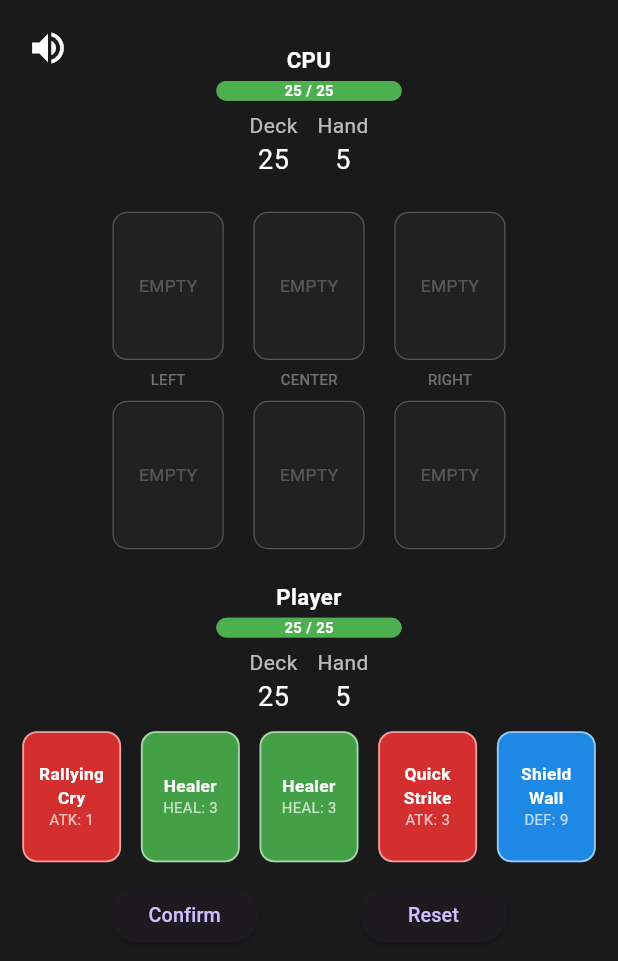
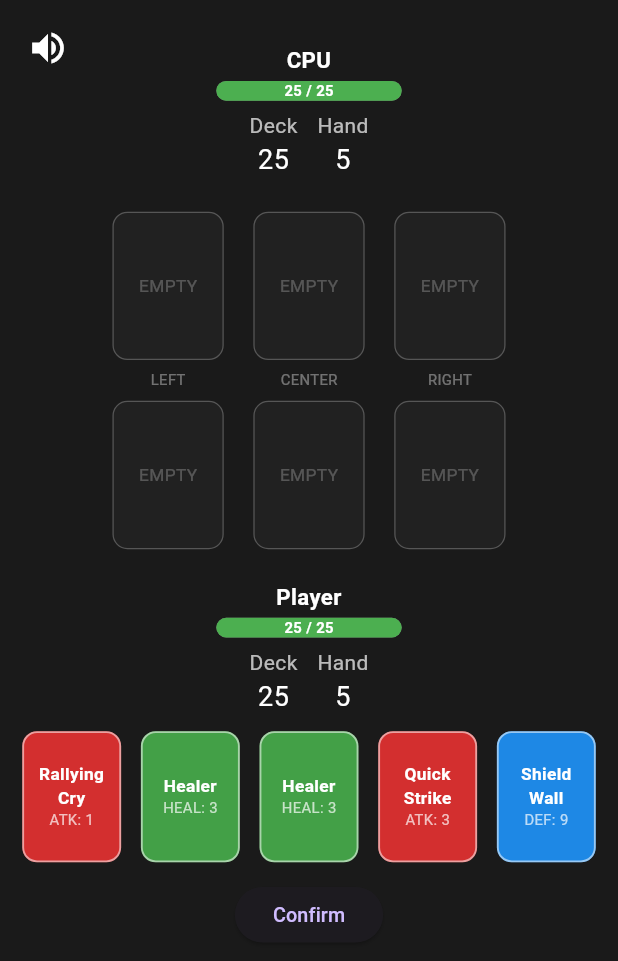
Before and after one commit to gragbag/card_game, a Flutter app: the screen it shows after launch, after a tap on "Start Game", on a phone screen of 412 x 824 dp. Shown: the top 961 px of the screen. Run offline on Flutter 3.47's test engine with Material 3 defaults, Android fonts, the phone set to English and light mode, and no system bars; drawn by our look-alikes of auto_size_text; our stand-ins replace cloud_firestore, firebase_auth, firebase_core; missing offline and left inert: flutter_soloud; accounts and stored records are empty; network calls fail.

Commit message:
fix: singleplayer now works
Made the AI and flow work correctly in singleplayer

Also removed the reset button

```diff
--- a/lib/ui/main_menu.dart
+++ b/lib/ui/main_menu.dart
@@ -38,14 +38,14 @@ class _MainMenuState extends State<MainMenu> {
     final opponentName = _mode == GameMode.singlePlayer ? 'CPU' : 'Player 2';
 
     // Initialize the engine with chosen names
-    widget.engine.initialize(
-      player1Name: playerName,
-      player2Name: opponentName,
-      vsCpuOverride: false,
-    );
 
     if (_mode == GameMode.singlePlayer) {
       // Local game
+      widget.engine.initialize(
+        player1Name: playerName,
+        player2Name: opponentName,
+        vsCpuOverride: true,
+      );
       Navigator.of(context).push(
         MaterialPageRoute(
           builder: (_) =>
@@ -54,6 +54,11 @@ class _MainMenuState extends State<MainMenu> {
       );
     } else {
       // Multiplayer → go to lobby / room UI instead of straight to game
+      widget.engine.initialize(
+        player1Name: playerName,
+        player2Name: opponentName,
+        vsCpuOverride: false,
+      );
       Navigator.of(context).push(
         MaterialPageRoute(
           builder: (_) => MultiplayerLobbyScreen(
--- a/lib/ui/widgets/action_buttons.dart
+++ b/lib/ui/widgets/action_buttons.dart
@@ -42,20 +42,20 @@ class ActionButtons extends StatelessWidget {
             ),
           ),
 
-          SizedBox(
-            width: 120 * scale,
-            height: 45 * scale,
-            child: ElevatedButton(
-              onPressed: () {
-                engine.reset();
-                audio.playSound('assets/sounds/reset_card.mp3');
-              },
-              child: Text(
-                "Reset",
-                style: TextStyle(fontSize: 16 * scale),
-              ),
-            ),
-          ),
+          // SizedBox(
+          //   width: 120 * scale,
+          //   height: 45 * scale,
+          //   child: ElevatedButton(
+          //     onPressed: () {
+          //       engine.reset();
+          //       audio.playSound('assets/sounds/reset_card.mp3');
+          //     },
+          //     child: Text(
+          //       "Reset",
+          //       style: TextStyle(fontSize: 16 * scale),
+          //     ),
+          //   ),
+          // ),
         ],
       ),
     );
```
Also changed, not shown: lib/game_logic/game_engine.dart (+17 -6 lines).
